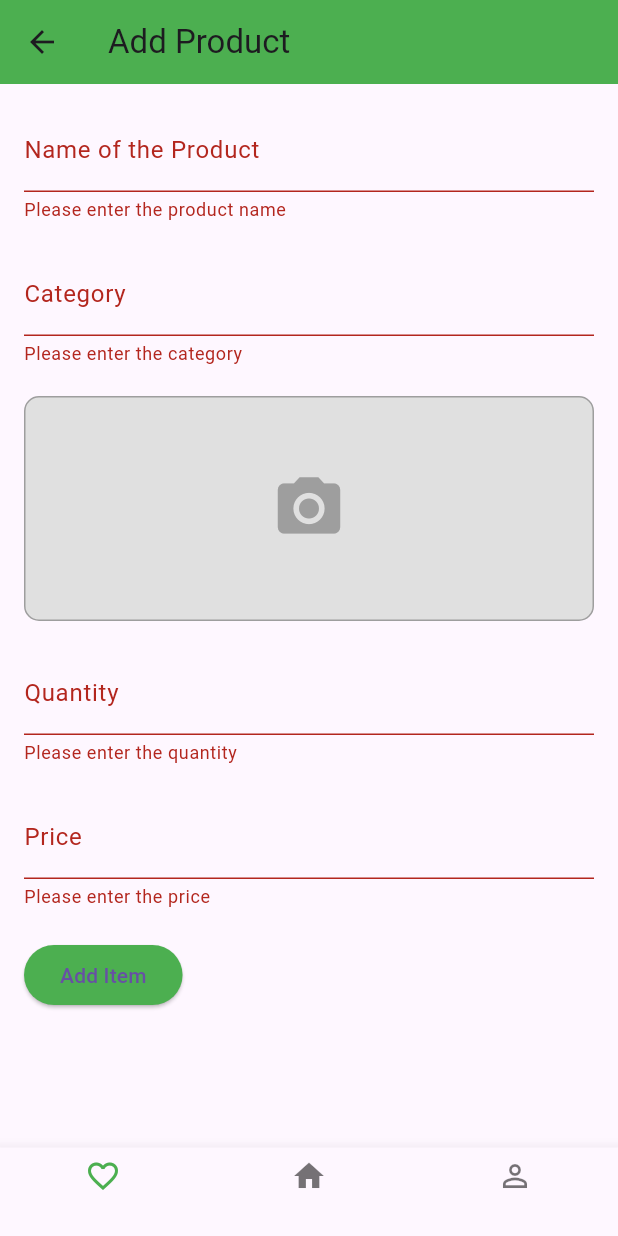
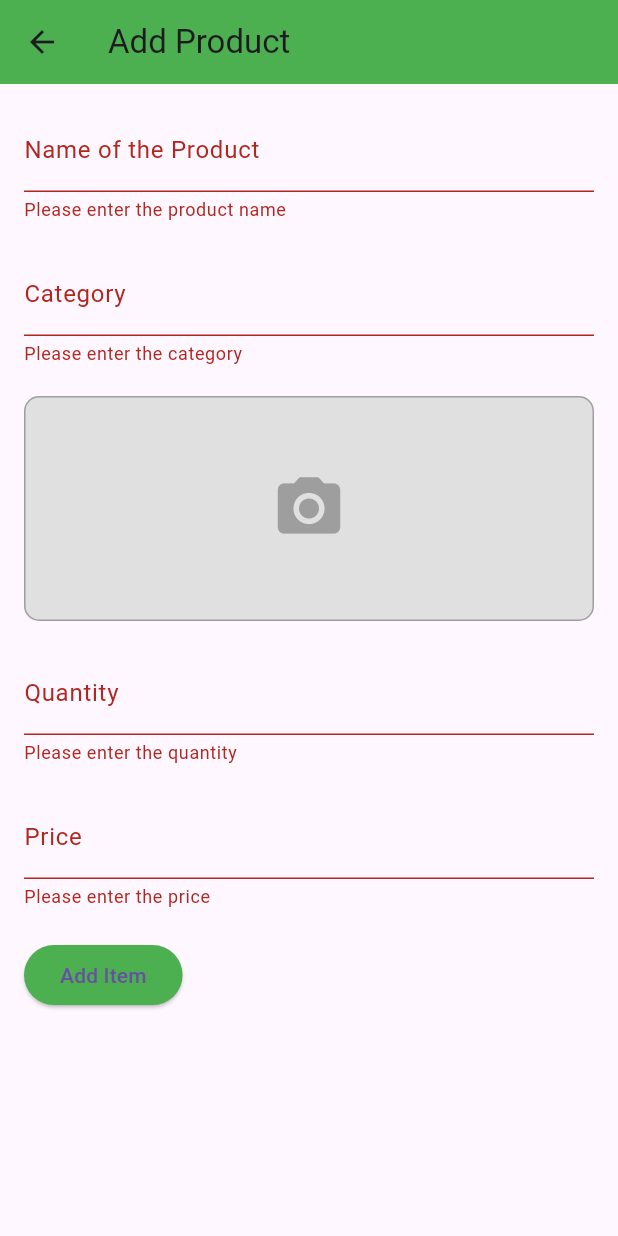
Before and after one commit to 09anushkam/minorproject5, a Flutter app: the AddProductScreen screen opened by its route, after a tap on "Add Item", on a phone screen of 412 x 824 dp. Run offline on Flutter 3.47's test engine with Material 3 defaults, Android fonts, the phone set to English and light mode, and no system bars; our stand-ins replace cloud_firestore, firebase_core, firebase_storage, image_picker; accounts and stored records are empty.

Commit message:
firebase removed and edit product and add more product functionality added

```diff
--- a/lib/screens/add_product_screen.dart
+++ b/lib/screens/add_product_screen.dart
@@ -1,11 +1,15 @@
+import 'package:flutter/material.dart';
 import 'dart:io';
-import 'package:flutter/material.dart';
+import 'product_list_screen.dart';
+import '../models/product_model.dart';
 import 'package:image_picker/image_picker.dart';
-import 'package:permission_handler/permission_handler.dart';
-import 'package:firebase_storage/firebase_storage.dart';
-import 'package:cloud_firestore/cloud_firestore.dart';
 
 class AddProductScreen extends StatefulWidget {
+  final List<Product> products;
+  final Product? productToEdit; // Add this for editing functionality
+
+  AddProductScreen({required this.products, this.productToEdit});
+
   @override
   _AddProductScreenState createState() => _AddProductScreenState();
 }
@@ -17,50 +21,30 @@ class _AddProductScreenState extends State<AddProductScreen> {
   final TextEditingController _quantityController = TextEditingController();
   final TextEditingController _priceController = TextEditingController();
 
-  File? _image;
+  XFile? _image;
   final ImagePicker _picker = ImagePicker();
-  bool _isUploading = false;
 
   @override
-  void dispose() {
-    _productNameController.dispose();
-    _categoryController.dispose();
-    _quantityController.dispose();
-    _priceController.dispose();
-    super.dispose();
-  }
+  void initState() {
+    super.initState();
 
-  Future<void> _requestPermission() async {
-    final status = await Permission.photos.request();
-    if (status.isDenied) {
-      ScaffoldMessenger.of(context).showSnackBar(
-        SnackBar(
-          content: Text('Permission to access photos is required.'),
-          backgroundColor: Colors.red,
-        ),
-      );
+    // If editing a product, pre-fill the form fields
+    if (widget.productToEdit != null) {
+      _productNameController.text = widget.productToEdit!.name;
+      _categoryController.text = widget.productToEdit!.category;
+      _quantityController.text = widget.productToEdit!.quantity.toString();
+      _priceController.text = widget.productToEdit!.price.toString();
+      _image = XFile(widget.productToEdit!.imageUrl); // Use the existing image path
     }
   }
 
   Future<void> _pickImage() async {
-    await _requestPermission();
-
     final XFile? pickedImage = await _picker.pickImage(source: ImageSource.gallery);
 
     if (pickedImage != null) {
-      final File imageFile = File(pickedImage.path);
-      int fileSize = await imageFile.length(); // Size in bytes
-
-      if (fileSize > 600 * 1024) { // Restrict to 600KB
-        ScaffoldMessenger.of(context).showSnackBar(SnackBar(
-          content: Text('Image size should be less than 600KB'),
-          backgroundColor: Colors.red,
-        ));
-      } else {
-        setState(() {
-          _image = imageFile;
-        });
-      }
+      setState(() {
+        _image = pickedImage;
+      });
     } else {
       ScaffoldMessenger.of(context).showSnackBar(SnackBar(
         content: Text('No image selected'),
@@ -69,60 +53,47 @@ class _AddProductScreenState extends State<AddProductScreen> {
     }
   }
 
-  Future<String?> _uploadImage(File image) async {
-    try {
-      final storageRef = FirebaseStorage.instance.ref();
-      final imageRef = storageRef.child("products/${DateTime.now().millisecondsSinceEpoch}.jpg");
-
-      UploadTask uploadTask = imageRef.putFile(image);
-      TaskSnapshot snapshot = await uploadTask;
-      String imageUrl = await snapshot.ref.getDownloadURL();
-      return imageUrl;
-    } catch (e) {
-      ScaffoldMessenger.of(context).showSnackBar(
-        SnackBar(
-          content: Text('Image upload failed: $e'),
-          backgroundColor: Colors.red,
-        ),
-      );
-      return null;
-    }
-  }
-
-  Future<void> _addProduct() async {
+  void _saveProduct() {
     if (_formKey.currentState!.validate()) {
       if (_image == null) {
-        ScaffoldMessenger.of(context).showSnackBar(SnackBar(
-          content: Text('Please upload an image'),
-          backgroundColor: Colors.red,
-        ));
+        ScaffoldMessenger.of(context).showSnackBar(
+          SnackBar(
+            content: Text('Please upload an image'),
+            backgroundColor: Colors.red,
+          ),
+        );
         return;
       }
 
-      setState(() {
-        _isUploading = true;
-      });
+      String imageUrl = _image!.path;
 
-      String? imageUrl = await _uploadImage(_image!);
-      if (imageUrl != null) {
-        await FirebaseFirestore.instance.collection('products').add({
-          'name': _productNameController.text,
-          'category': _categoryController.text,
-          'imageUrl': imageUrl,
-          'quantity': int.parse(_quantityController.text),
-          'price': double.parse(_priceController.text),
-          'created_at': Timestamp.now(),
-        });
+      if (widget.productToEdit != null) {
+        // Editing an existing product
+        widget.productToEdit!.name = _productNameController.text;
+        widget.productToEdit!.category = _categoryController.text;
+        widget.productToEdit!.quantity = int.parse(_quantityController.text);
+        widget.productToEdit!.price = double.parse(_priceController.text);
+        widget.productToEdit!.imageUrl = imageUrl;
+      } else {
+        // Adding a new product
+        Product newProduct = Product(
+          name: _productNameController.text,
+          category: _categoryController.text,
+          imageUrl: imageUrl,
+          quantity: int.parse(_quantityController.text),
+          price: double.parse(_priceController.text),
+        );
 
-        ScaffoldMessenger.of(context).showSnackBar(SnackBar(
-          content: Text('Product added successfully'),
-          backgroundColor: Colors.green,
-        ));
+        widget.products.add(newProduct);
       }
 
-      setState(() {
-        _isUploading = false;
-      });
+      // Navigate to ProductListScreen with the updated products
+      Navigator.push(
+        context,
+        MaterialPageRoute(
+          builder: (context) => ProductListScreen(products: widget.products, shopName: ''),
+        ),
+      );
     }
   }
 
@@ -131,7 +102,7 @@ class _AddProductScreenState extends State<AddProductScreen> {
     return Scaffold(
       appBar: AppBar(
         backgroundColor: Colors.green,
-        title: Text('Add Product'),
+        title: Text(widget.productToEdit == null ? 'Add Product' : 'Edit Product'),
       ),
       body: SingleChildScrollView(
         padding: const EdgeInsets.all(16.0),
@@ -174,7 +145,7 @@ class _AddProductScreenState extends State<AddProductScreen> {
                   ),
                   child: _image == null
                       ? Center(child: Icon(Icons.camera_alt, size: 50, color: Colors.grey))
-                      : Image.file(_image!, fit: BoxFit.cover),
+                      : Image.file(File(_image!.path), fit: BoxFit.cover),
                 ),
               ),
               SizedBox(height: 20),
@@ -203,25 +174,14 @@ class _AddProductScreenState extends State<AddProductScreen> {
               ),
               SizedBox(height: 20),
               ElevatedButton(
-                onPressed: _isUploading ? null : _addProduct,
+                onPressed: _saveProduct,
                 style: ElevatedButton.styleFrom(backgroundColor: Colors.green),
-                child: _isUploading ? CircularProgressIndicator(color: Colors.white) : Text('Add Item'),
+                child: Text(widget.productToEdit == null ? 'Add Item' : 'Save Changes'),
               ),
             ],
           ),
         ),
       ),
-      bottomNavigationBar: BottomNavigationBar(
-        items: const <BottomNavigationBarItem>[
-          BottomNavigationBarItem(icon: Icon(Icons.favorite_border), label: ''),
-          BottomNavigationBarItem(icon: Icon(Icons.home), label: ''),
-          BottomNavigationBarItem(icon: Icon(Icons.person_outline), label: ''),
-        ],
-        selectedItemColor: Colors.green,
-        onTap: (index) {
-          // Handle bottom navigation actions
-        },
-      ),
     );
   }
 }
```
Also changed, not shown: lib/main.dart (+23 -21 lines), lib/screens/add_more_items_screen.dart (deleted, +0 -29 lines), lib/screens/product_list_screen.dart (+106 -22 lines), lib/screens/product_success_screen.dart (added, +24 -0 lines), lib/screens/shop_details_screen.dart (+10 -1 lines).
